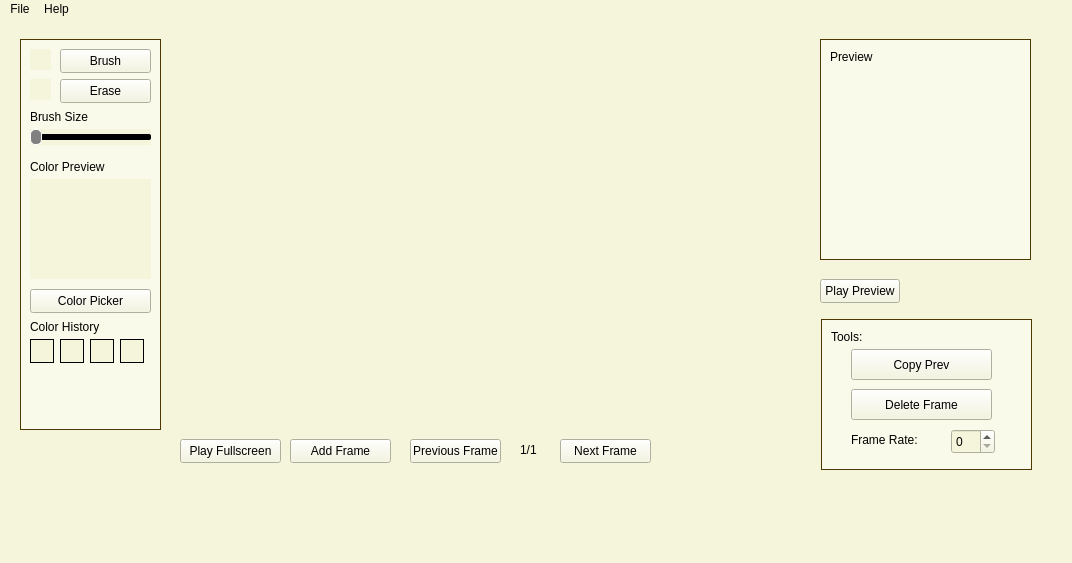
Qt form SpriteEditor/mainwindow.ui (sebastianerz28/SpriteEditor) before a commit.
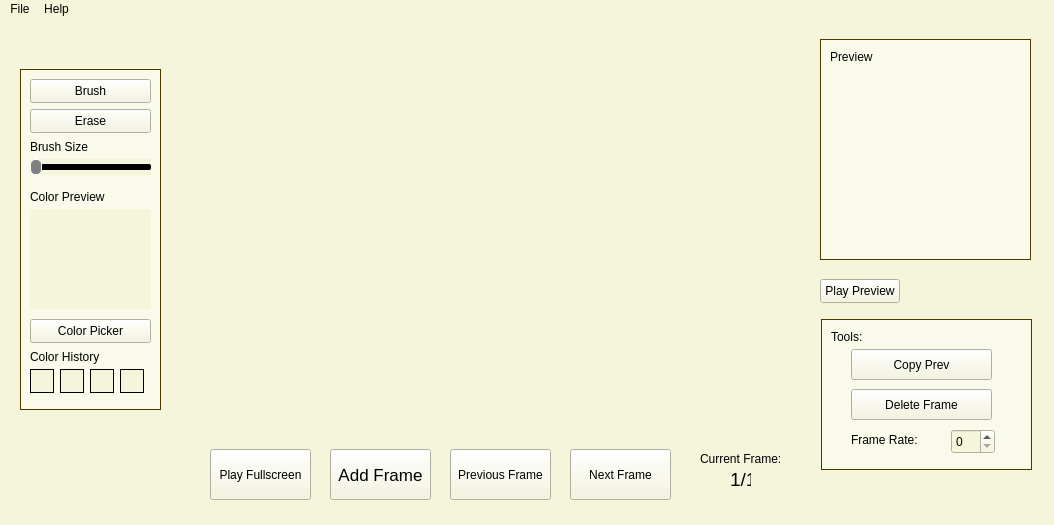
The same form after that commit.

The edit to the form file:
```diff
--- a/SpriteEditor/mainwindow.ui
+++ b/SpriteEditor/mainwindow.ui
@@ -6,8 +6,8 @@
    <rect>
     <x>0</x>
     <y>0</y>
-    <width>1072</width>
-    <height>563</height>
+    <width>1054</width>
+    <height>525</height>
    </rect>
   </property>
   <property name="windowTitle">
@@ -21,9 +21,9 @@
     <property name="geometry">
      <rect>
       <x>20</x>
-      <y>20</y>
+      <y>50</y>
       <width>141</width>
-      <height>391</height>
+      <height>341</height>
      </rect>
     </property>
     <property name="styleSheet">
@@ -38,9 +38,9 @@
     <widget class="QPushButton" name="brushButton">
      <property name="geometry">
       <rect>
-       <x>40</x>
+       <x>10</x>
        <y>10</y>
-       <width>91</width>
+       <width>121</width>
        <height>24</height>
       </rect>
      </property>
@@ -61,9 +61,9 @@
     <widget class="QPushButton" name="eraseButton">
      <property name="geometry">
       <rect>
-       <x>40</x>
+       <x>10</x>
        <y>40</y>
-       <width>91</width>
+       <width>121</width>
        <height>24</height>
       </rect>
      </property>
@@ -296,26 +296,6 @@
       <string/>
      </property>
     </widget>
-    <widget class="QWidget" name="brushIcon" native="true">
-     <property name="geometry">
-      <rect>
-       <x>10</x>
-       <y>10</y>
-       <width>21</width>
-       <height>21</height>
-      </rect>
-     </property>
-    </widget>
-    <widget class="QWidget" name="eraserIcon" native="true">
-     <property name="geometry">
-      <rect>
-       <x>10</x>
-       <y>40</y>
-       <width>21</width>
-       <height>21</height>
-      </rect>
-     </property>
-    </widget>
    </widget>
    <widget class="QWidget" name="previewWidget" native="true">
     <property name="geometry">
@@ -500,15 +480,15 @@
    <widget class="QPushButton" name="plusButton">
     <property name="geometry">
      <rect>
-      <x>290</x>
-      <y>420</y>
+      <x>330</x>
+      <y>430</y>
       <width>101</width>
-      <height>24</height>
+      <height>51</height>
      </rect>
     </property>
     <property name="font">
      <font>
-      <pointsize>9</pointsize>
+      <pointsize>13</pointsize>
       <bold>false</bold>
      </font>
     </property>
@@ -529,10 +509,10 @@
    <widget class="QPushButton" name="nextFrameButton">
     <property name="geometry">
      <rect>
-      <x>560</x>
-      <y>420</y>
-      <width>91</width>
-      <height>24</height>
+      <x>570</x>
+      <y>430</y>
+      <width>101</width>
+      <height>51</height>
      </rect>
     </property>
     <property name="styleSheet">
@@ -552,10 +532,10 @@
    <widget class="QPushButton" name="previousFrameButton">
     <property name="geometry">
      <rect>
-      <x>410</x>
-      <y>420</y>
-      <width>91</width>
-      <height>24</height>
+      <x>450</x>
+      <y>430</y>
+      <width>101</width>
+      <height>51</height>
      </rect>
     </property>
     <property name="styleSheet">
@@ -611,10 +591,10 @@
    <widget class="QPushButton" name="playFullscreenButton">
     <property name="geometry">
      <rect>
-      <x>180</x>
-      <y>420</y>
+      <x>210</x>
+      <y>430</y>
       <width>101</width>
-      <height>24</height>
+      <height>51</height>
      </rect>
     </property>
     <property name="styleSheet">
@@ -634,12 +614,17 @@
    <widget class="QLabel" name="currentFrameLabel">
     <property name="geometry">
      <rect>
-      <x>520</x>
-      <y>420</y>
-      <width>31</width>
+      <x>730</x>
+      <y>450</y>
+      <width>21</width>
       <height>21</height>
      </rect>
     </property>
+    <property name="font">
+     <font>
+      <pointsize>14</pointsize>
+     </font>
+    </property>
     <property name="styleSheet">
      <string notr="true">color: black</string>
     </property>
@@ -647,13 +632,29 @@
      <string>1/1</string>
     </property>
    </widget>
+   <widget class="QLabel" name="label">
+    <property name="geometry">
+     <rect>
+      <x>700</x>
+      <y>430</y>
+      <width>91</width>
+      <height>20</height>
+     </rect>
+    </property>
+    <property name="styleSheet">
+     <string notr="true">color: black;</string>
+    </property>
+    <property name="text">
+     <string>Current Frame:</string>
+    </property>
+   </widget>
   </widget>
   <widget class="QMenuBar" name="menubar">
    <property name="geometry">
     <rect>
      <x>0</x>
      <y>0</y>
-     <width>1072</width>
+     <width>1054</width>
      <height>21</height>
     </rect>
    </property>
```
